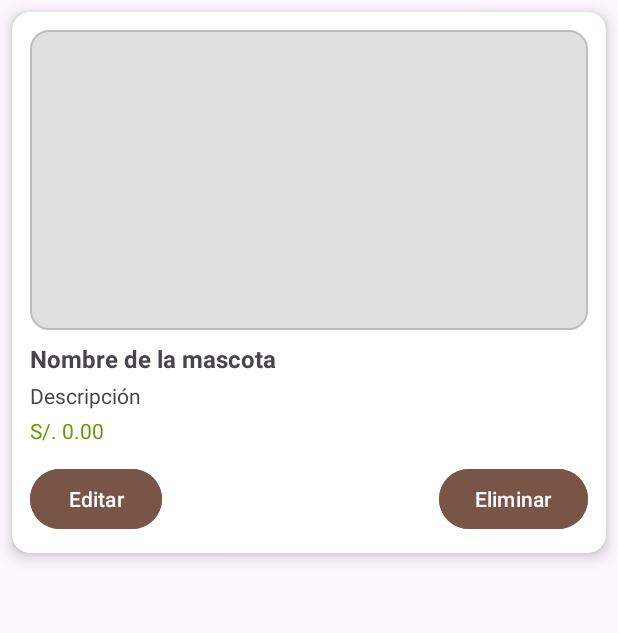
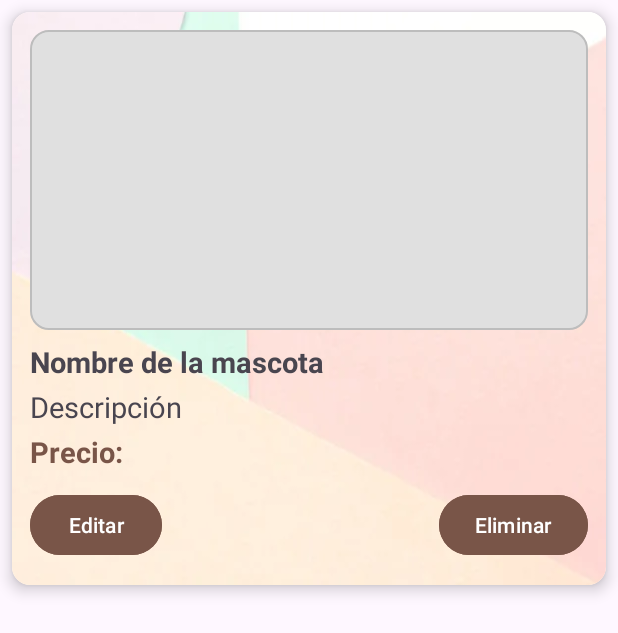
Before and after one commit to QUEVEDO14/T2_Aplicaci-nesMobiles, an Android app: the layout item_mascota.xml on its own in the app's theme, with its tools: preview values and no code run, on a phone screen of 412 x 824 dp. Shown: the top 633 px of the screen. Run offline under Robolectric (Android 15) with nearby library versions, the phone set to English and light mode, and no system bars.

Commit message:
add commit

```diff
--- a/app/src/main/java/com/qjulio/t2_julio/ui/mascota/MascotaListViewModel.kt
+++ b/app/src/main/java/com/qjulio/t2_julio/ui/mascota/MascotaListViewModel.kt
@@ -35,7 +35,7 @@ class MascotaListViewModel : ViewModel() {
                 _mascotas.value = listaMascotas
             }
             .addOnFailureListener {
-                _mascotas.value = emptyList() // Limpia la lista si hay error
+                _mascotas.value = emptyList()
             }
     }
 
@@ -44,10 +44,10 @@ class MascotaListViewModel : ViewModel() {
             .document(mascotaId)
             .delete()
             .addOnSuccessListener {
-                obtenerMascotas() // 🔁 Refrescar después de borrar
+                obtenerMascotas()
             }
             .addOnFailureListener {
-                // Manejo de errores opcional
+
             }
     }
 }
--- a/app/src/main/res/layout/item_mascota.xml
+++ b/app/src/main/res/layout/item_mascota.xml
@@ -9,11 +9,12 @@
 
     <LinearLayout
         android:layout_width="match_parent"
-        android:layout_height="wrap_content"
+        android:layout_height="382dp"
+        android:background="@drawable/fondomascot"
         android:orientation="vertical"
         android:padding="12dp">
 
-        <!-- Imagen arriba -->
+
         <ImageView
             android:id="@+id/imageMascota"
             android:layout_width="match_parent"
@@ -21,34 +22,33 @@
             android:scaleType="centerCrop"
             android:src="@drawable/placeholder_image" />
 
-        <!-- Textos: nombre, descripción, precio -->
         <TextView
             android:id="@+id/tvNombre"
             android:layout_width="wrap_content"
             android:layout_height="wrap_content"
+            android:layout_marginTop="8dp"
             android:text="Nombre de la mascota"
-            android:textStyle="bold"
-            android:textSize="16sp"
-            android:layout_marginTop="8dp" />
+            android:textSize="19sp"
+            android:textStyle="bold" />
 
         <TextView
             android:id="@+id/tvDescripcion"
             android:layout_width="wrap_content"
             android:layout_height="wrap_content"
+            android:layout_marginTop="4dp"
             android:text="Descripción"
-            android:textSize="14sp"
-            android:layout_marginTop="4dp" />
+            android:textSize="19sp" />
 
         <TextView
             android:id="@+id/tvPrecio"
             android:layout_width="wrap_content"
             android:layout_height="wrap_content"
-            android:text="S/. 0.00"
-            android:textColor="@android:color/holo_green_dark"
-            android:textSize="14sp"
-            android:layout_marginTop="4dp" />
+            android:layout_marginTop="4dp"
+            android:text="Precio: "
+            android:textColor="@color/brown"
+            android:textSize="19sp"
+            android:textStyle="bold" />
 
-        <!-- Botones en esquinas -->
         <RelativeLayout
             android:layout_width="match_parent"
             android:layout_height="wrap_content"
@@ -58,17 +58,17 @@
                 android:id="@+id/btnEditar"
                 android:layout_width="wrap_content"
                 android:layout_height="wrap_content"
-                android:text="Editar"
+                android:layout_alignParentStart="true"
                 android:backgroundTint="@color/brown"
-                android:layout_alignParentStart="true" />
+                android:text="Editar" />
 
             <Button
                 android:id="@+id/btnEliminar"
                 android:layout_width="wrap_content"
                 android:layout_height="wrap_content"
-                android:text="Eliminar"
+                android:layout_alignParentEnd="true"
                 android:backgroundTint="@color/brown"
-                android:layout_alignParentEnd="true" />
+                android:text="Eliminar" />
         </RelativeLayout>
     </LinearLayout>
 </androidx.cardview.widget.CardView>
```
Also changed, not shown: app/src/main/java/com/qjulio/t2_julio/ui/mascota/MascotaAddEditActivity.kt (+43 -21 lines), app/src/main/java/com/qjulio/t2_julio/ui/mascota/MascotaAddEditViewModel.kt (+37 -9 lines), app/src/main/java/com/qjulio/t2_julio/ui/mascota/MascotaAddEditViewModelFactory.kt (+13 -6 lines), app/src/main/java/com/qjulio/t2_julio/ui/mascota/MascotaListActivity.kt (+12 -1 lines), app/src/main/res/drawable/fondomascot.jpg (added).
